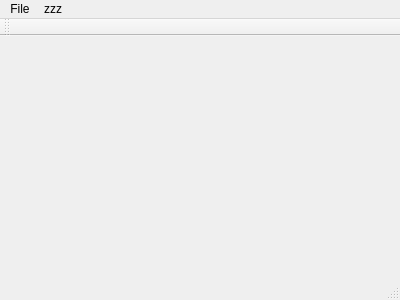
Old version of the form src/editor/mainwindow.ui in the repository tonkoandrew/dvigl.
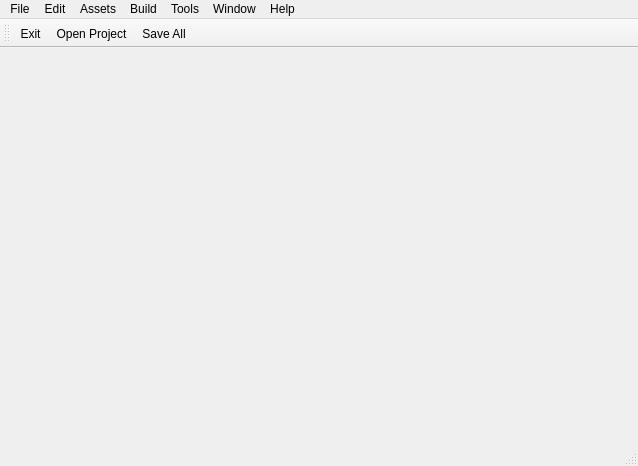
New version of the form.

Patch:
```diff
--- a/src/editor/mainwindow.ui
+++ b/src/editor/mainwindow.ui
@@ -6,8 +6,8 @@
    <rect>
     <x>0</x>
     <y>0</y>
-    <width>400</width>
-    <height>300</height>
+    <width>638</width>
+    <height>466</height>
    </rect>
   </property>
   <property name="windowTitle">
@@ -19,7 +19,7 @@
     <rect>
      <x>0</x>
      <y>0</y>
-     <width>400</width>
+     <width>638</width>
      <height>23</height>
     </rect>
    </property>
@@ -35,19 +35,67 @@
    </widget>
    <widget class="QMenu" name="menuZzz">
     <property name="title">
-     <string>zzz</string>
+     <string>Edit</string>
     </property>
+    <addaction name="actionAaa"/>
+    <addaction name="actionRedo"/>
+    <addaction name="separator"/>
+    <addaction name="actionCut"/>
+    <addaction name="actionCopy"/>
+    <addaction name="actionPaste"/>
+    <addaction name="separator"/>
+    <addaction name="actionSelect_All"/>
+   </widget>
+   <widget class="QMenu" name="menuBuild">
+    <property name="title">
+     <string>Build</string>
+    </property>
+    <addaction name="actionRun"/>
+    <addaction name="actionStop"/>
+    <addaction name="actionPause"/>
+    <addaction name="separator"/>
+    <addaction name="actionRebuild"/>
+    <addaction name="actionClean"/>
+   </widget>
+   <widget class="QMenu" name="menuTools">
+    <property name="title">
+     <string>Tools</string>
+    </property>
+   </widget>
+   <widget class="QMenu" name="menuWindow">
+    <property name="title">
+     <string>Window</string>
+    </property>
+   </widget>
+   <widget class="QMenu" name="menuHelp">
+    <property name="title">
+     <string>Help</string>
+    </property>
+   </widget>
+   <widget class="QMenu" name="menuAssets">
+    <property name="title">
+     <string>Assets</string>
+    </property>
+    <addaction name="actionImport_Model"/>
    </widget>
    <addaction name="menuFile"/>
    <addaction name="menuZzz"/>
+   <addaction name="menuAssets"/>
+   <addaction name="menuBuild"/>
+   <addaction name="menuTools"/>
+   <addaction name="menuWindow"/>
+   <addaction name="menuHelp"/>
   </widget>
   <widget class="QToolBar" name="mainToolBar">
    <attribute name="toolBarArea">
     <enum>TopToolBarArea</enum>
    </attribute>
    <attribute name="toolBarBreak">
-    <bool>false</bool>
+    <bool>true</bool>
    </attribute>
+   <addaction name="actionExit"/>
+   <addaction name="actionOpen_project"/>
+   <addaction name="actionSave_All"/>
   </widget>
   <widget class="QStatusBar" name="statusBar"/>
   <action name="actionOpen_project">
```
Left out of the diff: 72 changed lines with no effect on the pictures.
